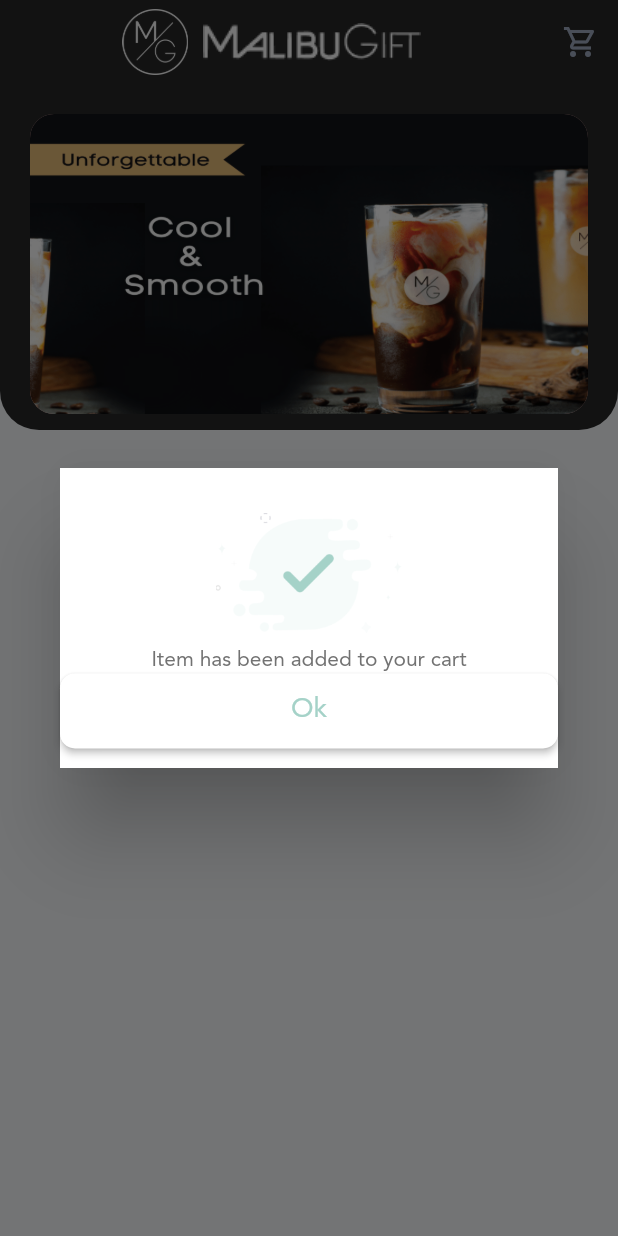
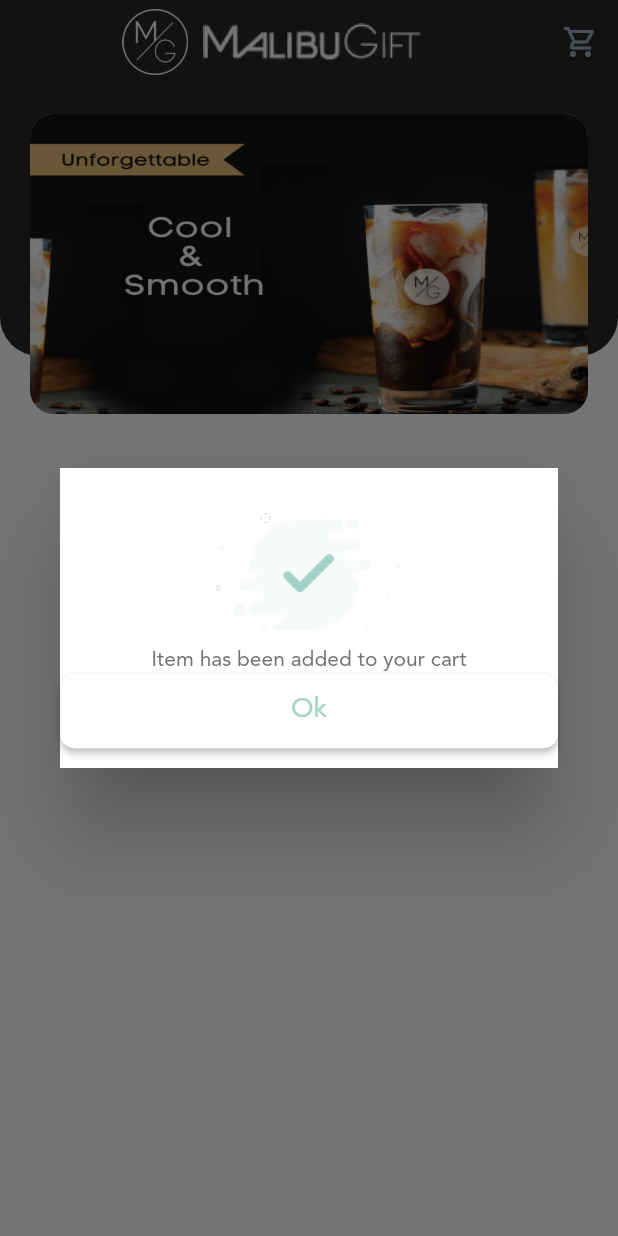
Before and after one commit to ashim-kansal/Malibu, a Flutter app: the CustomProductSelectedDialog widget shown alone on an empty page, opened directly with empty values, after a tap on "Add To Cart", on a phone screen of 412 x 824 dp. Run offline on Flutter 3.47's test engine with Material 2 defaults, Android fonts, the phone set to English and light mode, and no system bars; our stand-ins replace cached_network_image, dartz, equatable, flutter_bloc, get_it, rxdart and 1 more; missing offline and left inert: square_in_app_payments; accounts and stored records are empty; network calls fail.

Commit message:
home card bg change

```diff
--- a/lib/components/OrderSuccessDialog.dart
+++ b/lib/components/OrderSuccessDialog.dart
@@ -147,16 +147,17 @@
             SizedBox(
               height: 10,
             ),
-            Text(
+            Center(child: Text(
               'You have selected ' +
                   name +
                   " of price \$" +
                   (element.price/100).toString(),
+              textAlign: TextAlign.center,
               style: TextStyle(
                   fontSize: 18,
                   color: Colors.black,
                   fontWeight: FontWeight.w800),
-            ),
+            ),),
             SizedBox(
               height: 10,
             ),
--- a/lib/components/home_card_widget.dart
+++ b/lib/components/home_card_widget.dart
@@ -52,7 +52,7 @@
         Stack(
           children: <Widget>[
             Container(
-              height: MediaQuery.of(context).size.height * 0.28,
+              height: MediaQuery.of(context).size.height * 0.22,
               child: DecoratedBox(
                 decoration: BoxDecoration(
                     borderRadius: const BorderRadius.only(
@@ -63,7 +63,7 @@
               ),
             ),
             Container(
-              height: MediaQuery.of(context).size.height * 0.35,
+              height: MediaQuery.of(context).size.height * 0.30,
               child: Padding(
                 padding: EdgeInsets.fromLTRB(10,20,10,20),
                 child: Column(children: <Widget>[
```
